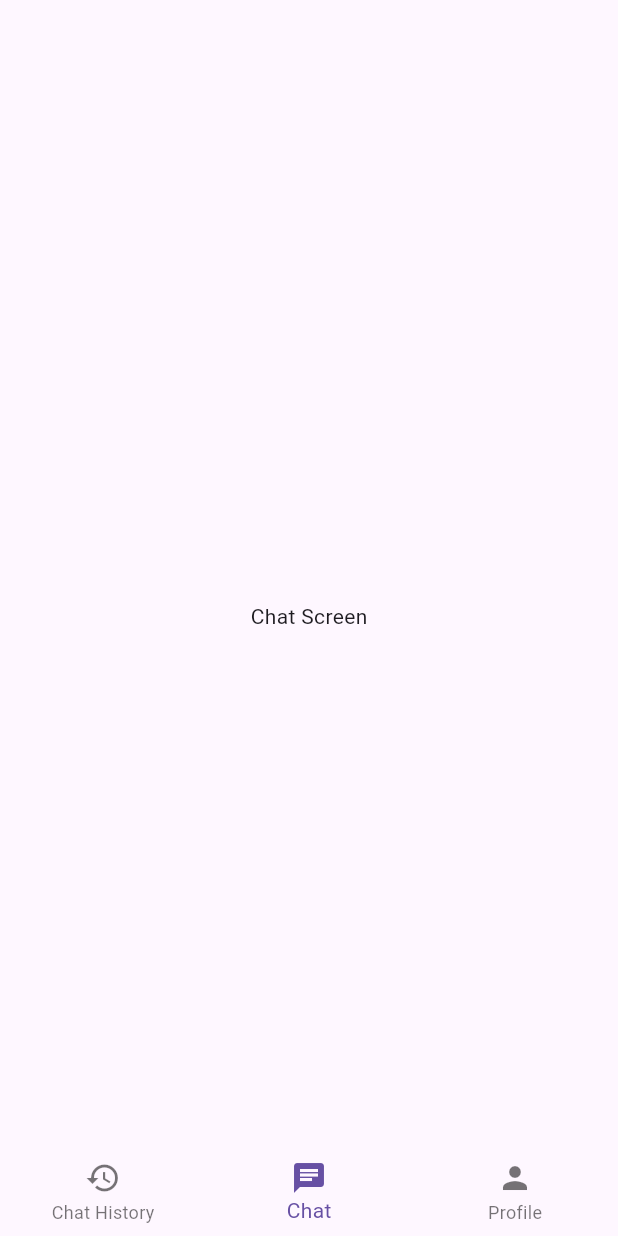
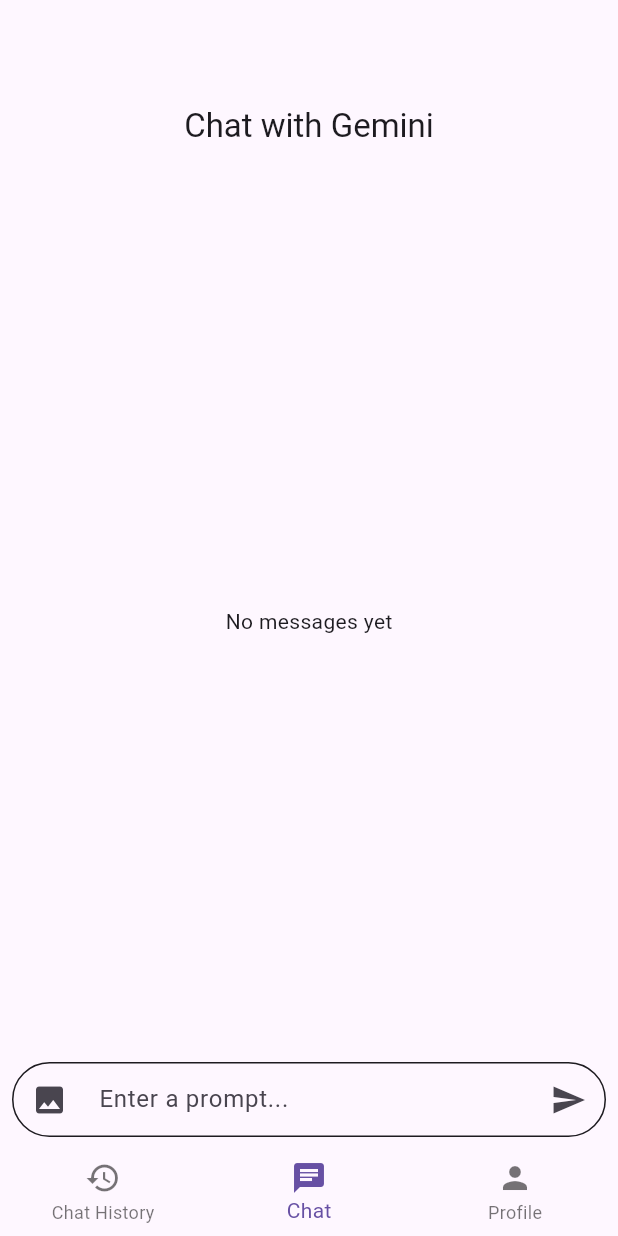
Before and after one commit to vaishali-mukati/flutter_chat_bot, a Flutter app: the screen it shows after launch, swiped to page 2, on a phone screen of 412 x 824 dp. Run offline on Flutter 3.47's test engine with Material 3 defaults, Android fonts, the phone set to English and light mode, and no system bars; our stand-ins replace google_generative_ai, hive, hive_flutter, image_picker; accounts and stored records are empty.

Commit message:
created chat field with send button

```diff
--- /dev/null
+++ b/lib/model/message.dart
@@ -0,0 +1,74 @@
+class Message {
+  String messageId;
+  String chatId;
+  Role role;
+  StringBuffer message;
+  List<String> imageUrls;
+  DateTime timeSent;
+
+  Message(
+      {required this.messageId,
+      required this.chatId,
+      required this.role,
+      required this.message,
+      required this.imageUrls,
+      required this.timeSent});
+
+  //toMap methood
+
+  Map<String, dynamic> toMap() {
+    return {
+      'messageId': messageId,
+      'chatId': chatId,
+      'role': role,
+      'message': message.toString(),
+      'imageUrls': imageUrls,
+      'timeSent': timeSent.toIso8601String(),
+    };
+  }
+
+  factory Message.fromMap(Map<String, dynamic> map) {
+    return Message(
+        messageId: map['messageId'],
+        chatId: map['chatId'],
+        role: Role.values[map['role']],
+        message: StringBuffer(map['message']),
+        imageUrls: List<String>.from(map['imageUrls']),
+        timeSent: DateTime.parse(map['timeSent']));
+  }
+
+  Message copyWith({
+    String? messageId,
+    String? chatId,
+    Role? role,
+    StringBuffer? message,
+    List<String>? imageUrls,
+    DateTime? time,
+  }) {
+    return Message(
+        messageId: messageId ?? this.messageId,
+        chatId: chatId ?? this.chatId,
+        role: role ?? this.role,
+        message: message ?? this.message,
+        imageUrls: imageUrls ?? this.imageUrls,
+        timeSent: timeSent);
+  }
+
+  @override
+  bool operator ==(Object other) {
+    if (identical(this, other)) return true;
+
+    return other is Message && other.messageId == messageId;
+  }
+
+  @override
+  // TODO: implement hashCode
+  int get hashCode {
+    return messageId.hashCode;
+  }
+}
+
+enum Role {
+  user,
+  assistant,
+}
--- a/lib/providers/chat_provider.dart
+++ b/lib/providers/chat_provider.dart
@@ -1,23 +1,90 @@
 import 'package:flutter/cupertino.dart';
-import 'package:hive/hive.dart';
+import 'package:google_generative_ai/google_generative_ai.dart';
 import 'package:hive_flutter/adapters.dart';
+import 'package:image_picker/image_picker.dart';
 import 'package:path_provider/path_provider.dart' as path;
 import 'package:untitled2/constants.dart';
+import 'package:untitled2/hive/settings.dart';
+import 'package:untitled2/hive/user_model.dart';
+import 'package:untitled2/model/message.dart';
 
 import '../hive/chat_history.dart';
-class ChatProvider extends ChangeNotifier{
- // init Hive box
-  static initHive() async{
+
+class ChatProvider extends ChangeNotifier {
+  //List of messages
+
+  List<Message> _inChatMessages = [];
+
+  //page controller
+  final PageController _pagecontroller = PageController();
+
+  //images file list
+  List<XFile>? _imagesFileList = [];
+
+  //index of current screen
+  int _currentIndex = 0;
+
+  //current chatid
+  String _currentChatId = '';
+
+  //initialize generative model
+  GenerativeModel? _model;
+
+  //initialize text model
+  GenerativeModel? _textModel;
+
+  //initialize vision model
+  GenerativeModel? _visionModel;
+
+  //current model
+  String _modelType = 'gemini-pro';
+
+  //loading bool
+  bool _isLoading = false;
+
+  //getter
+  List<Message> get inChatMessages => _inChatMessages;
+
+  PageController get pageController => _pagecontroller;
+
+  List<XFile>? get imageFileList => _imagesFileList;
+
+  int get currentIndex => _currentIndex;
+
+  String get currentChatId => _currentChatId;
+
+  GenerativeModel? get model => _model;
+
+   GenerativeModel? get textModel => _textModel;
+
+  GenerativeModel? get visionModel => _visionModel;
+
+  String get modelType => _modelType;
+
+  bool get isLoading => _isLoading;
+
+  // init Hive box
+  static initHive() async {
     final dir = await path.getApplicationDocumentsDirectory();
     Hive.init(dir.path);
     await Hive.initFlutter(Constants.geminiDB);
 
     // register adapters
-     if(!Hive.isAdapterRegistered(0)){
-       Hive.registerAdapter(ChatHistoryAdapter());
+    if (!Hive.isAdapterRegistered(0)) {
+      Hive.registerAdapter(ChatHistoryAdapter());
 
-       //open the chat history box
-       await Hive.openBox<ChatHistory>(Constants.chatHistoryBox);
-     }
+      //open the chat history box
+      await Hive.openBox<ChatHistory>(Constants.chatHistoryBox);
+    }
+
+    if (!Hive.isAdapterRegistered(1)) {
+      Hive.registerAdapter(UserModelAdapter());
+      await Hive.openBox<UserModel>(Constants.userBox);
+    }
+
+    if (!Hive.isAdapterRegistered(2)) {
+      Hive.registerAdapter(SettingsAdapter());
+      await Hive.openBox<Settings>(Constants.settingsBox);
+    }
   }
 }
--- a/lib/screens/chat_screen.dart
+++ b/lib/screens/chat_screen.dart
@@ -1,4 +1,7 @@
 import 'package:flutter/material.dart';
+import 'package:provider/provider.dart';
+import 'package:untitled2/providers/chat_provider.dart';
+import 'package:untitled2/widgets/bottem_chat_field.dart';
 
 class ChatScreen extends StatefulWidget {
   const ChatScreen({super.key});
@@ -8,12 +11,47 @@ class ChatScreen extends StatefulWidget {
 }
 
 class _ChatScreenState extends State<ChatScreen> {
+
+  //final TextEditingController _messageController = TextEditingController();
+
+  @override
+  void initState() {
+
+    super.initState();
+  }
   @override
   Widget build(BuildContext context) {
-    return const Scaffold(
-      body: Center(
-        child: Text('Chat Screen'),
-      ),
+    return Consumer<ChatProvider>(
+       builder: ( context, chatProvider,  child) {
+         return  Scaffold(
+           appBar: AppBar(
+             backgroundColor: Theme.of(context).appBarTheme.backgroundColor,
+           centerTitle: true,
+             title: const Text('Chat with Gemini'),
+           ),
+            body:  SafeArea(child: Padding(
+              padding: const EdgeInsets.all(8.0),
+              child: Column(
+                 children: [
+                    Expanded(child:
+                    chatProvider.inChatMessages.isEmpty ? const Center(
+                      child: Text('No messages yet'),
+                    )
+                    :
+                    ListView.builder(
+                        itemCount: chatProvider.inChatMessages.length,
+                        itemBuilder: (context,index){
+                          final message = chatProvider.inChatMessages[index];
+                          return ListTile(
+                            title: Text(message.message.toString()),
+                          );
+                        })),
+                      const BottemChatField()
+                 ],
+              ),
+            ))
+         );
+       },
     );
   }
 }
--- /dev/null
+++ b/lib/widgets/bottem_chat_field.dart
@@ -0,0 +1,58 @@
+import 'package:flutter/material.dart';
+
+class BottemChatField extends StatefulWidget {
+  const BottemChatField({super.key});
+
+  @override
+  State<BottemChatField> createState() => _BottemChatFieldState();
+}
+
+class _BottemChatFieldState extends State<BottemChatField> {
+  //controller for the input field
+  final TextEditingController _textEditingController = TextEditingController();
+
+  final FocusNode textFieldFocus = FocusNode();
+  //focus node
+  @override
+  void dispose() {
+    _textEditingController.dispose();
+    textFieldFocus.dispose();
+    super.dispose();
+  }
+  @override
+  Widget build(BuildContext context) {
+    return Container(
+        decoration: BoxDecoration(
+          color: Theme.of(context).cardColor,
+          borderRadius: BorderRadius.circular(30),
+          border: Border.all(
+            color: Theme.of(context).textTheme.titleLarge!.color!,
+          ),
+        ),
+        child: Row(
+          children: [
+            IconButton(onPressed: () {}, icon: const Icon(Icons.image)),
+            const SizedBox(
+              width: 5,
+            ),
+             Expanded(
+                child: TextField(
+                  focusNode: textFieldFocus,
+              controller: _textEditingController,
+              textInputAction: TextInputAction.send,
+              onSubmitted: (String value){},
+              decoration: InputDecoration.collapsed(hintText: 'Enter a prompt...',
+              border:OutlineInputBorder(
+                borderSide: BorderSide.none,
+               borderRadius: BorderRadius.circular(30),
+              )),
+            )),
+            IconButton(
+                onPressed: () {
+                  // chatProvider.sendMessage();
+                },
+                icon: const Icon(Icons.send))
+          ],
+        ));
+  }
+}
```
Also changed, not shown: lib/main.dart (+12 -2 lines).
